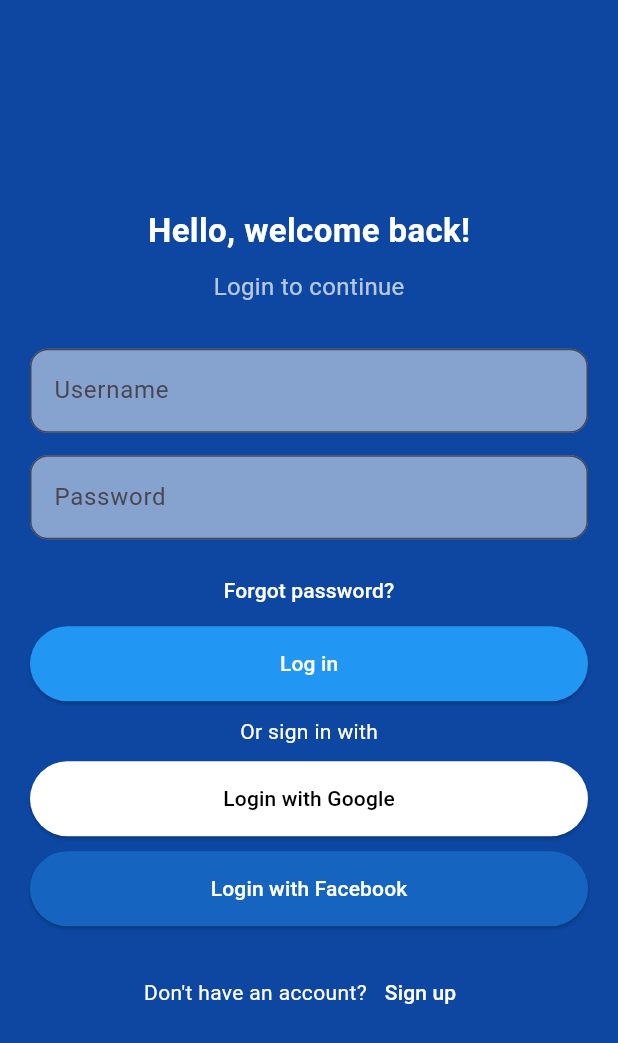
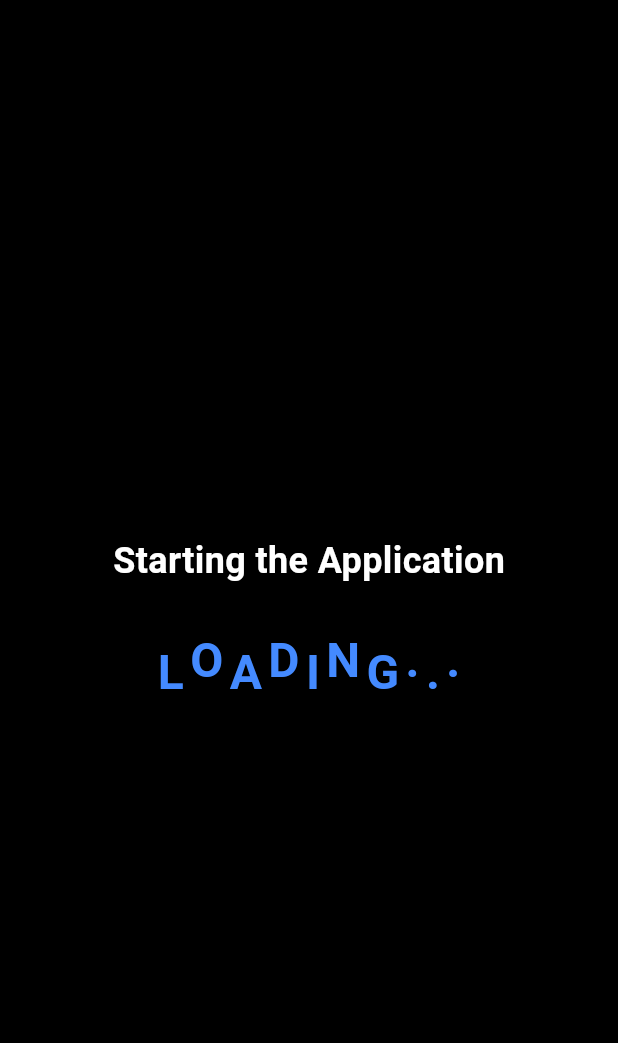
Before and after one commit to sadianusratmunny51/SWE250_Project, a Flutter app: the first screen one second after launch, on a phone screen of 412 x 824 dp. Shown: the top 1043 px of the screen. Run offline on Flutter 3.47's test engine with Material 3 defaults, Android fonts, the phone set to English and light mode, and no system bars; our stand-ins replace fl_chart.

```diff
--- /dev/null
+++ b/lib/Screen/splash_screen.dart
@@ -0,0 +1,109 @@
+import 'package:flutter/material.dart';
+import 'dart:async';
+
+class SplashScreen extends StatefulWidget {
+  @override
+  _SplashScreenState createState() => _SplashScreenState();
+}
+
+class _SplashScreenState extends State<SplashScreen>
+    with SingleTickerProviderStateMixin {
+  late AnimationController _controller;
+  late Animation<double> _animation;
+
+  @override
+  void initState() {
+    super.initState();
+
+    // Initialize animation
+    _controller = AnimationController(
+      duration: const Duration(seconds: 2),
+      vsync: this,
+    )..repeat(reverse: true);
+
+    _animation = Tween<double>(begin: 0, end: 10).animate(_controller);
+
+    // Navigate to Login Screen after 4 seconds
+    Timer(const Duration(seconds: 4), () {
+      Navigator.pushReplacementNamed(context, '/login');
+    });
+  }
+
+  @override
+  void dispose() {
+    _controller.dispose();
+    super.dispose();
+  }
+
+  @override
+  Widget build(BuildContext context) {
+    return Scaffold(
+      backgroundColor: Colors.black,
+      body: Center(
+        child: Column(
+          mainAxisAlignment: MainAxisAlignment.center,
+          children: [
+            // App Title
+            const Text(
+              "Starting the Application",
+              style: TextStyle(
+                fontSize: 24,
+                fontWeight: FontWeight.bold,
+                color: Colors.white,
+              ),
+            ),
+            const SizedBox(height: 30),
+
+            // Animated Loading Text
+            AnimatedBuilder(
+              animation: _controller,
+              builder: (context, child) {
+                return Row(
+                  mainAxisAlignment: MainAxisAlignment.center,
+                  children: [
+                    _buildAnimatedLetter('L', 0),
+                    _buildAnimatedLetter('O', 1),
+                    _buildAnimatedLetter('A', 2),
+                    _buildAnimatedLetter('D', 3),
+                    _buildAnimatedLetter('I', 4),
+                    _buildAnimatedLetter('N', 5),
+                    _buildAnimatedLetter('G', 6),
+                    _buildAnimatedLetter('.', 7),
+                    _buildAnimatedLetter('.', 8),
+                    _buildAnimatedLetter('.', 9),
+                  ],
+                );
+              },
+            ),
+          ],
+        ),
+      ),
+    );
+  }
+
+  // Animated letter builder function
+  Widget _buildAnimatedLetter(String letter, int index) {
+    return Padding(
+      padding: const EdgeInsets.symmetric(horizontal: 2),
+      child: AnimatedBuilder(
+        animation: _animation,
+        builder: (context, child) {
+          return Transform.translate(
+            offset: Offset(
+                0,
+                _animation.value *
+                    (index % 2 == 0 ? 1 : -1)), // Alternate up/down animation
+            child: Text(
+              letter,
+              style: const TextStyle(
+                fontSize: 32,
+                fontWeight: FontWeight.bold,
+                color: Colors.blueAccent,
+              ),
+            ),
+          );
+        },
+      ),
+    );
+  }
+}
--- a/lib/pages/login.dart
+++ b/lib/pages/login.dart
@@ -1,4 +1,6 @@
 import 'package:flutter/material.dart';
+import 'package:project/Screen/welcome_screen.dart';
+//import 'package:project/Screen/welcome_screen.dart';
 import 'package:project/pages/dashboard_page.dart';
 
 class LoginPage extends StatelessWidget {
@@ -67,7 +69,8 @@ class LoginPage extends StatelessWidget {
                 onPressed: () {
                   Navigator.push(
                     context,
-                    MaterialPageRoute(builder: (context) => DashboardPage()),
+                    MaterialPageRoute(
+                        builder: (context) => const WelcomeScreen()),
                   );
                 },
                 style: ElevatedButton.styleFrom(
--- a/lib/routes.dart
+++ b/lib/routes.dart
@@ -1,14 +1,19 @@
 import 'package:flutter/material.dart';
+import 'package:project/pages/Notifications/notification_page.dart';
 import 'pages/login.dart';
 import 'pages/dashboard_page.dart';
 import 'pages/ExpenseManager/expense_manager_dashboard.dart';
 import 'pages/TaskManager/task_list_page.dart';
+import 'pages/Notifications/notification_page.dart';
+import 'Screen/splash_screen.dart';
 
 class AppRoutes {
   static Map<String, WidgetBuilder> routes = {
-    '/': (context) => const LoginPage(),
+    '/': (context) => SplashScreen(),
+    '/login': (context) => const LoginPage(),
     '/dashboard': (context) => const DashboardPage(),
     '/expense': (context) => const ExpenseDashboard(),
     '/tasks': (context) => const TaskListPage(),
+    '/reminders': (context) => const NotificationsPage(),
   };
 }
--- a/pubspec.yaml
+++ b/pubspec.yaml
@@ -30,6 +30,10 @@ environment:
 dependencies:
   flutter:
     sdk: flutter
+  fl_chart: ^0.63.0
+
+
+
 
   # The following adds the Cupertino Icons font to your application.
   # Use with the CupertinoIcons class for iOS style icons.
```
Also changed, not shown: lib/Screen/welcome_screen.dart (added, +170 -0 lines), lib/pages/ExpenseManager/expense_chart_page.dart (added, +106 -0 lines), lib/pages/ExpenseManager/expense_manager_dashboard.dart (+28 -1 lines), lib/pages/Notifications/notification_page.dart (added, +123 -0 lines), lib/pages/TaskManager/task_list_page.dart (+73 -4 lines), lib/pages/TaskManager/task_model.dart (+7 -3 lines), lib/pages/TaskManager/task_widget.dart (+16 -22 lines), pubspec.lock.
